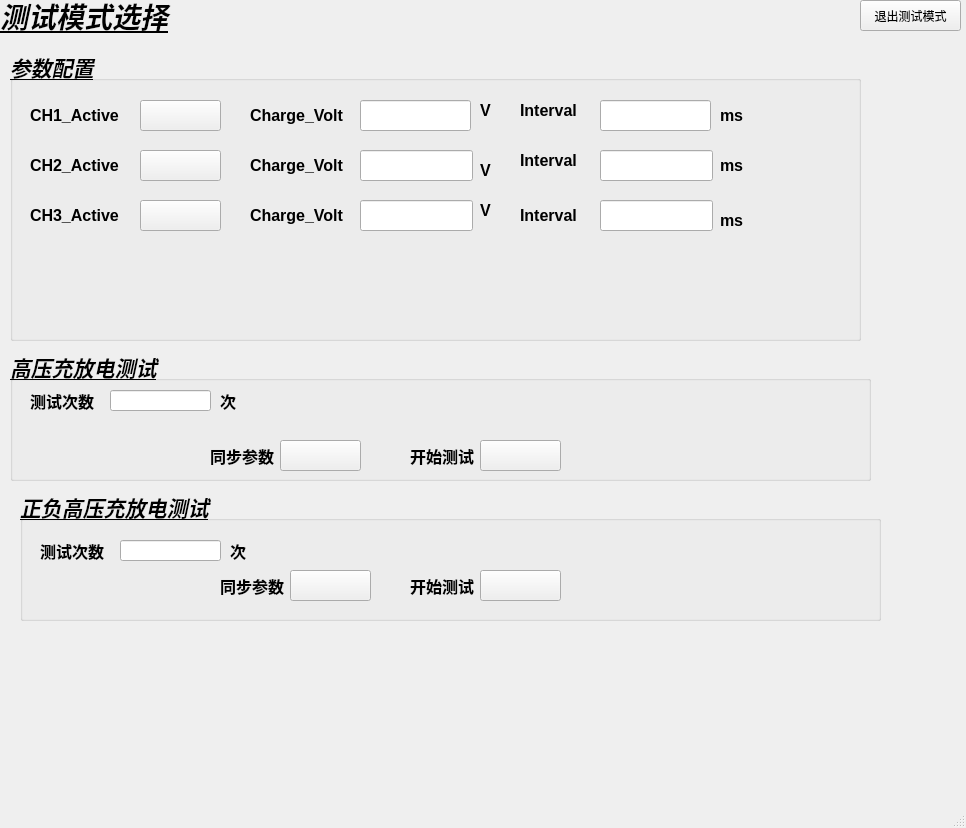
First picture: the form in Twincat.ui, repository LearnerBo/PY_TWINCAT, before the edit.
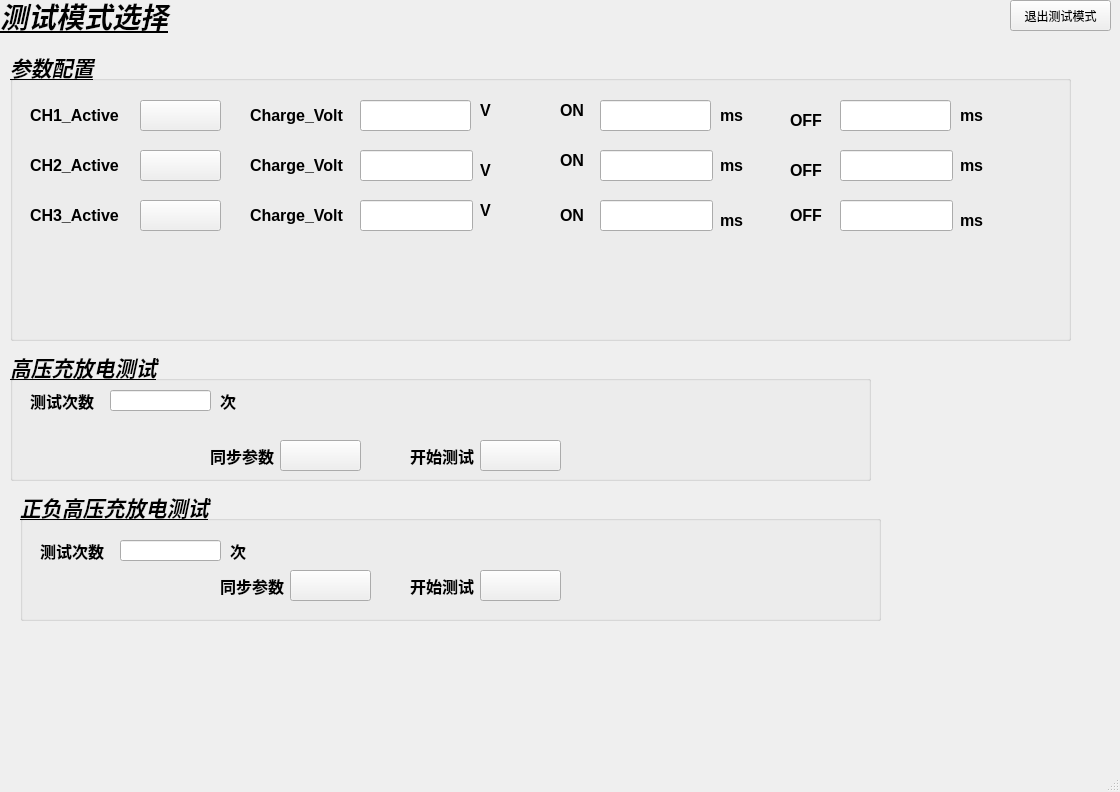
Second picture: the form after the edit. The open tabs and pages were chosen to show the change. Icons and pictures are not drawn.

Commit message: PY_TWINCAT_1_0 1.定稿版本

What changed in the file:
```diff
--- a/Twincat.ui
+++ b/Twincat.ui
@@ -6,8 +6,8 @@
    <rect>
     <x>0</x>
     <y>0</y>
-    <width>966</width>
-    <height>828</height>
+    <width>1120</width>
+    <height>792</height>
    </rect>
   </property>
   <property name="windowTitle">
@@ -19,7 +19,7 @@
      <rect>
       <x>-30</x>
       <y>0</y>
-      <width>991</width>
+      <width>1141</width>
       <height>861</height>
      </rect>
     </property>
@@ -846,19 +846,6 @@
      </widget>
     </widget>
     <widget class="QWidget" name="page1">
-     <widget class="QPushButton" name="PB_Exit">
-      <property name="geometry">
-       <rect>
-        <x>890</x>
-        <y>0</y>
-        <width>101</width>
-        <height>31</height>
-       </rect>
-      </property>
-      <property name="text">
-       <string>退出测试模式</string>
-      </property>
-     </widget>
      <widget class="QLabel" name="label_2">
       <property name="geometry">
        <rect>
@@ -885,7 +872,7 @@
        <rect>
         <x>40</x>
         <y>50</y>
-        <width>851</width>
+        <width>1061</width>
         <height>291</height>
        </rect>
       </property>
@@ -1236,9 +1223,9 @@
       <widget class="QLabel" name="CH2_I_1">
        <property name="geometry">
         <rect>
-         <x>510</x>
+         <x>550</x>
          <y>100</y>
-         <width>71</width>
+         <width>31</width>
          <height>21</height>
         </rect>
        </property>
@@ -1251,7 +1238,7 @@
         </font>
        </property>
        <property name="text">
-        <string>Interval</string>
+        <string>ON</string>
        </property>
       </widget>
       <widget class="QLineEdit" name="LE_CH2_I_1">
@@ -1275,9 +1262,9 @@
       <widget class="QLabel" name="CH3_I_1">
        <property name="geometry">
         <rect>
-         <x>510</x>
+         <x>550</x>
          <y>150</y>
-         <width>71</width>
+         <width>31</width>
          <height>31</height>
         </rect>
        </property>
@@ -1290,7 +1277,7 @@
         </font>
        </property>
        <property name="text">
-        <string>Interval</string>
+        <string>ON</string>
        </property>
       </widget>
       <widget class="QLineEdit" name="LE_CH3_I_1">
@@ -1335,9 +1322,9 @@
       <widget class="QLabel" name="CH1_I_1">
        <property name="geometry">
         <rect>
-         <x>510</x>
+         <x>550</x>
          <y>50</y>
-         <width>71</width>
+         <width>31</width>
          <height>21</height>
         </rect>
        </property>
@@ -1350,7 +1337,7 @@
         </font>
        </property>
        <property name="text">
-        <string>Interval</string>
+        <string>ON</string>
        </property>
       </widget>
       <widget class="QLabel" name="CH3_S_1">
@@ -1413,6 +1400,195 @@
         <string>ms</string>
        </property>
       </widget>
+      <widget class="QLineEdit" name="LE_CH2_OFF_1">
+       <property name="geometry">
+        <rect>
+         <x>830</x>
+         <y>100</y>
+         <width>113</width>
+         <height>31</height>
+        </rect>
+       </property>
+       <property name="font">
+        <font>
+         <pointsize>16</pointsize>
+         <italic>true</italic>
+         <bold>true</bold>
+         <underline>false</underline>
+        </font>
+       </property>
+       <property name="text">
+        <string/>
+       </property>
+      </widget>
+      <widget class="QLabel" name="CH1_S_2">
+       <property name="geometry">
+        <rect>
+         <x>950</x>
+         <y>50</y>
+         <width>31</width>
+         <height>31</height>
+        </rect>
+       </property>
+       <property name="font">
+        <font>
+         <pointsize>12</pointsize>
+         <italic>false</italic>
+         <bold>true</bold>
+         <underline>false</underline>
+        </font>
+       </property>
+       <property name="text">
+        <string>ms</string>
+       </property>
+      </widget>
+      <widget class="QLineEdit" name="LE_CH3_OFF_1">
+       <property name="geometry">
+        <rect>
+         <x>830</x>
+         <y>150</y>
+         <width>113</width>
+         <height>31</height>
+        </rect>
+       </property>
+       <property name="font">
+        <font>
+         <pointsize>16</pointsize>
+         <italic>true</italic>
+         <bold>true</bold>
+         <underline>false</underline>
+        </font>
+       </property>
+       <property name="text">
+        <string/>
+       </property>
+      </widget>
+      <widget class="QLabel" name="CH2_S_2">
+       <property name="geometry">
+        <rect>
+         <x>950</x>
+         <y>100</y>
+         <width>31</width>
+         <height>31</height>
+        </rect>
+       </property>
+       <property name="font">
+        <font>
+         <pointsize>12</pointsize>
+         <italic>false</italic>
+         <bold>true</bold>
+         <underline>false</underline>
+        </font>
+       </property>
+       <property name="text">
+        <string>ms</string>
+       </property>
+      </widget>
+      <widget class="QLabel" name="CH1_I_3">
+       <property name="geometry">
+        <rect>
+         <x>780</x>
+         <y>60</y>
+         <width>41</width>
+         <height>21</height>
+        </rect>
+       </property>
+       <property name="font">
+        <font>
+         <pointsize>12</pointsize>
+         <italic>false</italic>
+         <bold>true</bold>
+         <underline>false</underline>
+        </font>
+       </property>
+       <property name="text">
+        <string>OFF</string>
+       </property>
+      </widget>
+      <widget class="QLabel" name="CH2_I_3">
+       <property name="geometry">
+        <rect>
+         <x>780</x>
+         <y>110</y>
+         <width>41</width>
+         <height>21</height>
+        </rect>
+       </property>
+       <property name="font">
+        <font>
+         <pointsize>12</pointsize>
+         <italic>false</italic>
+         <bold>true</bold>
+         <underline>false</underline>
+        </font>
+       </property>
+       <property name="text">
+        <string>OFF</string>
+       </property>
+      </widget>
+      <widget class="QLabel" name="CH3_I_3">
+       <property name="geometry">
+        <rect>
+         <x>780</x>
+         <y>150</y>
+         <width>41</width>
+         <height>31</height>
+        </rect>
+       </property>
+       <property name="font">
+        <font>
+         <pointsize>12</pointsize>
+         <italic>false</italic>
+         <bold>true</bold>
+         <underline>false</underline>
+        </font>
+       </property>
+       <property name="text">
+        <string>OFF</string>
+       </property>
+      </widget>
+      <widget class="QLineEdit" name="LE_CH1_OFF_1">
+       <property name="geometry">
+        <rect>
+         <x>830</x>
+         <y>50</y>
+         <width>111</width>
+         <height>31</height>
+        </rect>
+       </property>
+       <property name="font">
+        <font>
+         <pointsize>16</pointsize>
+         <italic>true</italic>
+         <bold>true</bold>
+         <underline>false</underline>
+        </font>
+       </property>
+       <property name="text">
+        <string/>
+       </property>
+      </widget>
+      <widget class="QLabel" name="CH3_S_2">
+       <property name="geometry">
+        <rect>
+         <x>950</x>
+         <y>150</y>
+         <width>31</width>
+         <height>41</height>
+        </rect>
+       </property>
+       <property name="font">
+        <font>
+         <pointsize>12</pointsize>
+         <italic>false</italic>
+         <bold>true</bold>
+         <underline>false</underline>
+        </font>
+       </property>
+       <property name="text">
+        <string>ms</string>
+       </property>
+      </widget>
      </widget>
      <widget class="QGroupBox" name="groupBox_2">
       <property name="geometry">
@@ -1764,6 +1940,19 @@
        </property>
       </widget>
      </widget>
+     <widget class="QPushButton" name="PB_Exit">
+      <property name="geometry">
+       <rect>
+        <x>1040</x>
+        <y>0</y>
+        <width>101</width>
+        <height>31</height>
+       </rect>
+      </property>
+      <property name="text">
+       <string>退出测试模式</string>
+      </property>
+     </widget>
     </widget>
     <widget class="QWidget" name="page2">
      <widget class="QLabel" name="CH3_A_2">
```
Left out of the diff: 60 changed lines with no effect on the pictures. The commit also changes 7 other files.
